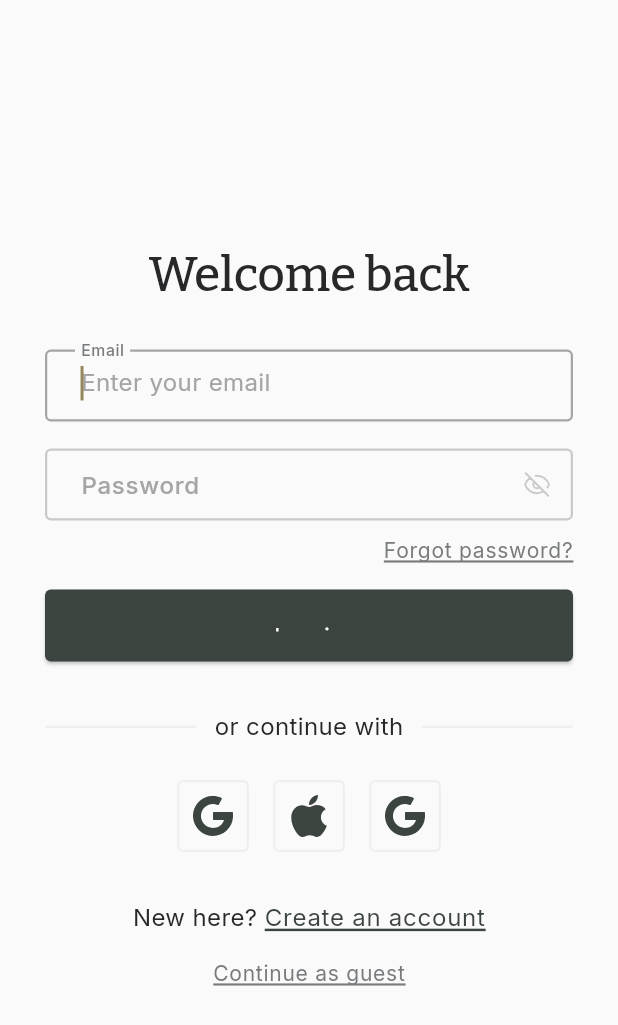
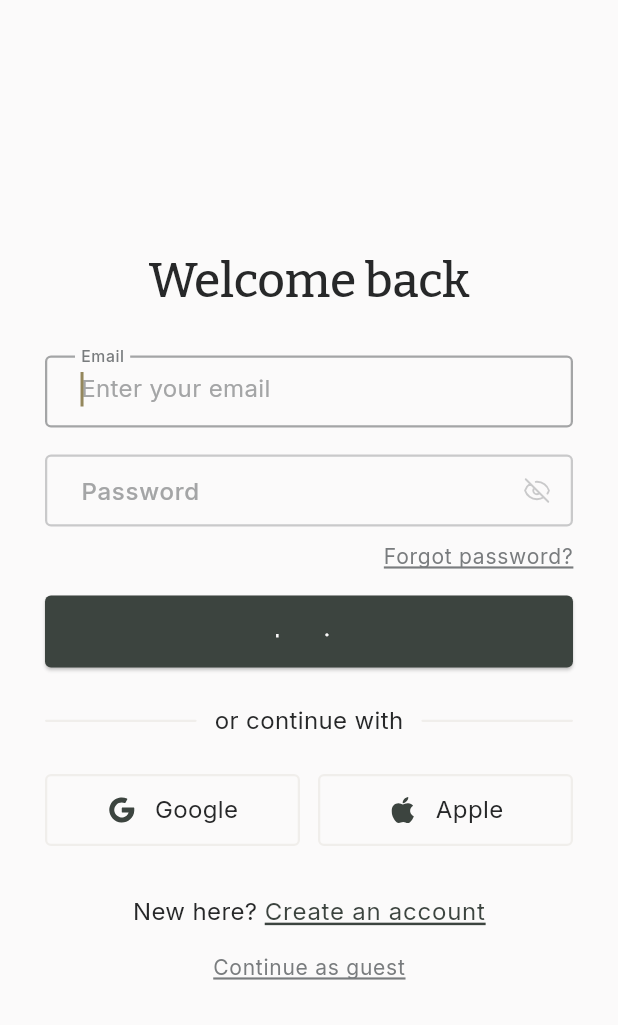
Before and after one commit to evelyn-2022/loop-desktop, a Flutter app: the LoginScreen screen opened by its route, on a phone screen of 412 x 824 dp. Shown: the top 1025 px of the screen. Run offline on Flutter 3.47's test engine with Material 3 defaults, Android fonts, the phone set to English and light mode, and no system bars; our stand-ins replace dio, flutter_dotenv, flutter_svg, google_fonts, jwt_decoder, shared_preferences; accounts and stored records are empty.

Commit message:
Improve social login ui

```diff
--- a/lib/ui/auth/login/widgets/login_screen.dart
+++ b/lib/ui/auth/login/widgets/login_screen.dart
@@ -120,7 +120,7 @@ class _LoginScreenState extends State<LoginScreen> {
                     isLoading: viewModel.isLoading,
                   ),
                   const SizedBox(
-                      height: AppDimensions.gapLg),
+                      height: AppDimensions.gapMd),
                   const SocialLogin(),
                   const SizedBox(
                       height: AppDimensions.gapLg),
--- a/lib/ui/auth/oauth/widgets/social_login.dart
+++ b/lib/ui/auth/oauth/widgets/social_login.dart
@@ -99,21 +99,22 @@ class SocialLogin extends StatelessWidget {
         ),
         const SizedBox(height: AppDimensions.gapMd),
         Row(
-          mainAxisAlignment: MainAxisAlignment.center,
           children: [
-            SocialLoginButton(
-              assetPath: 'assets/icons/google.svg',
-              onPressed: () => _handleGoogleLogin(context),
+            Expanded(
+              child: SocialLoginButton(
+                assetPath: 'assets/icons/google.svg',
+                text: 'Google',
+                onPressed: () =>
+                    _handleGoogleLogin(context),
+              ),
             ),
-            const SizedBox(width: AppDimensions.gapSm),
-            SocialLoginButton(
-              assetPath: 'assets/icons/apple.svg',
-              onPressed: () => {},
-            ),
-            const SizedBox(width: AppDimensions.gapSm),
-            SocialLoginButton(
-              assetPath: 'assets/icons/google.svg',
-              onPressed: () => {},
+            const SizedBox(width: 12),
+            Expanded(
+              child: SocialLoginButton(
+                assetPath: 'assets/icons/apple.svg',
+                text: 'Apple',
+                onPressed: () {},
+              ),
             ),
           ],
         ),
--- a/lib/ui/auth/oauth/widgets/social_login_button.dart
+++ b/lib/ui/auth/oauth/widgets/social_login_button.dart
@@ -5,11 +5,13 @@ import 'package:loop/theme/app_dimensions.dart';
 class SocialLoginButton extends StatelessWidget {
   final String assetPath;
   final VoidCallback onPressed;
+  final String? text;
 
   const SocialLoginButton({
     super.key,
     required this.assetPath,
     required this.onPressed,
+    this.text,
   });
 
   @override
@@ -20,8 +22,7 @@ class SocialLoginButton extends StatelessWidget {
       onTap: onPressed,
       borderRadius: BorderRadius.circular(4),
       child: Container(
-        width: 48,
-        height: 48,
+        height: AppDimensions.buttonHeight,
         decoration: BoxDecoration(
           border: Border.all(
             color: theme.dividerColor,
@@ -29,16 +30,24 @@ class SocialLoginButton extends StatelessWidget {
           ),
           borderRadius: BorderRadius.circular(4),
         ),
-        child: Center(
-          child: SvgPicture.asset(
-            assetPath,
-            width: AppDimensions.iconSizeMd,
-            height: AppDimensions.iconSizeMd,
-            colorFilter: ColorFilter.mode(
-              theme.colorScheme.primary,
-              BlendMode.srcIn,
+        child: Row(
+          mainAxisAlignment: MainAxisAlignment.center,
+          children: [
+            SvgPicture.asset(
+              assetPath,
+              width: AppDimensions.iconSizeSm,
+              height: AppDimensions.iconSizeSm,
+              colorFilter: ColorFilter.mode(
+                theme.colorScheme.primary,
+                BlendMode.srcIn,
+              ),
             ),
-          ),
+            const SizedBox(width: 12),
+            Text(
+              text ?? 'Your text here',
+              style: theme.textTheme.bodyMedium,
+            ),
+          ],
         ),
       ),
     );
```
